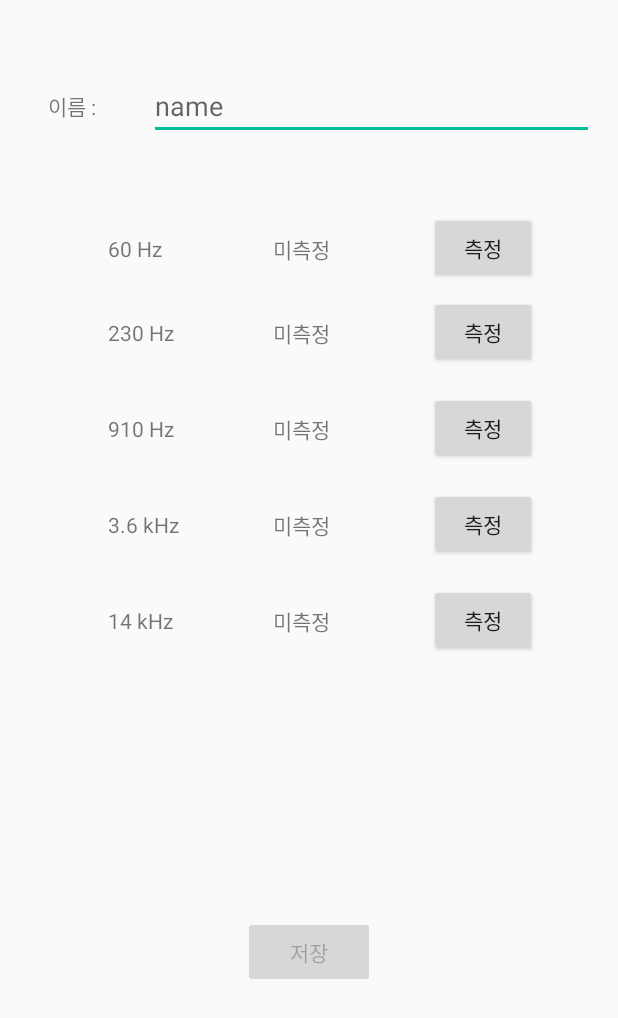
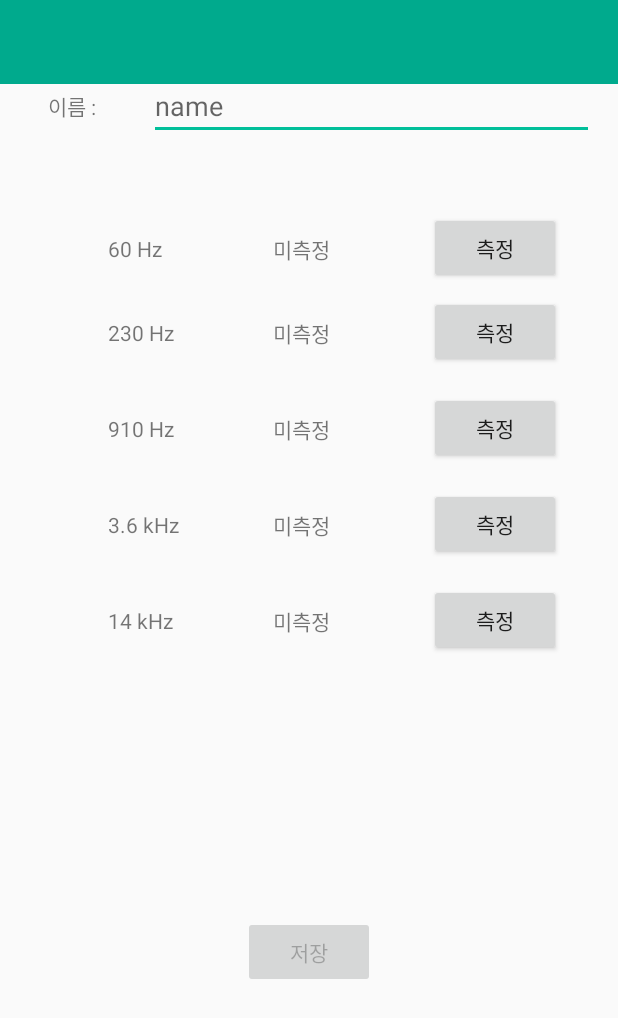
Before and after one commit to HyOsori/Equalizer, an Android app: the SubActivity screen opened directly, with no data from a screen before it, on a phone screen of 412 x 824 dp. Shown: the top 1018 px of the screen. Run offline under Robolectric (Android 15) with nearby library versions, the phone set to English and light mode, and no system bars.

Commit message:
add toolbar in sub activity

```diff
--- a/UX_UI/app/src/main/res/layout/activity_sub.xml
+++ b/UX_UI/app/src/main/res/layout/activity_sub.xml
@@ -7,6 +7,28 @@
     tools:context="com.uxui.equalizer.hyosori.ux_ui.SubActivity"
     tools:layout_editor_absoluteY="81dp"
     tools:layout_editor_absoluteX="0dp">
+
+    <android.support.constraint.ConstraintLayout
+        android:layout_width="0dp"
+        android:minHeight="?attr/actionBarSize"
+        android:layout_height="56dp"
+        android:id="@+id/toolbarLayout"
+        android:background="@color/colorPrimary"
+        app:layout_constraintTop_toTopOf="parent"
+        app:layout_constraintRight_toRightOf="parent"
+        app:layout_constraintLeft_toLeftOf="parent"
+        app:layout_constraintHorizontal_bias="0.0">
+
+    </android.support.constraint.ConstraintLayout>
+
+    <android.support.constraint.ConstraintLayout
+        android:layout_width="0dp"
+        android:layout_height="0dp"
+        android:id="@+id/c_layout_wrapper_content"
+        app:layout_constraintBottom_toBottomOf="parent"
+        app:layout_constraintTop_toTopOf="@+id/toolbarLayout"
+        app:layout_constraintRight_toRightOf="parent"
+        app:layout_constraintLeft_toLeftOf="parent">
 
         <android.support.constraint.ConstraintLayout
             android:layout_width="0dp"
@@ -80,7 +102,6 @@
                     android:layout_width="wrap_content"
                     android:layout_height="0dp"
                     android:layout_marginBottom="8dp"
-                android:layout_marginLeft="0dp"
                     android:layout_marginTop="8dp"
                     app:layout_constraintBottom_toBottomOf="parent"
                     app:layout_constraintLeft_toLeftOf="parent"
@@ -93,7 +114,6 @@
                         android:layout_height="wrap_content"
                         android:layout_marginBottom="8dp"
                         android:layout_marginLeft="56dp"
-                    android:layout_marginRight="0dp"
                         android:layout_marginTop="8dp"
                         android:text="미측정"
                         app:layout_constraintBottom_toBottomOf="parent"
@@ -101,7 +121,8 @@
                         app:layout_constraintLeft_toRightOf="@+id/textView1"
                         app:layout_constraintRight_toRightOf="parent"
                         app:layout_constraintTop_toTopOf="parent"
-                    app:layout_constraintVertical_bias="0.533" />
+                        app:layout_constraintVertical_bias="0.533"
+                        android:layout_marginStart="56dp" />
 
                     <TextView
                         android:id="@+id/textView1"
@@ -114,13 +135,14 @@
                         app:layout_constraintBottom_toBottomOf="parent"
                         app:layout_constraintLeft_toLeftOf="parent"
                         app:layout_constraintTop_toTopOf="parent"
-                    app:layout_constraintVertical_bias="0.533" />
+                        app:layout_constraintVertical_bias="0.533"
+                        android:layout_marginStart="72dp" />
                 </android.support.constraint.ConstraintLayout>
 
 
                 <Button
                     android:id="@+id/button_1"
-                android:layout_width="72dp"
+                    android:layout_width="88dp"
                     android:layout_height="wrap_content"
                     android:layout_marginBottom="8dp"
                     android:layout_marginLeft="64dp"
@@ -132,7 +154,9 @@
                     app:layout_constraintLeft_toRightOf="@+id/constraintLayout1"
                     app:layout_constraintRight_toRightOf="parent"
                     app:layout_constraintTop_toTopOf="parent"
-                app:layout_constraintVertical_bias="0.0" />
+                    app:layout_constraintVertical_bias="0.0"
+                    android:layout_marginStart="64dp"
+                    android:layout_marginEnd="64dp" />
 
 
             </android.support.constraint.ConstraintLayout>
@@ -145,7 +169,7 @@
                 app:layout_constraintHorizontal_bias="0.0"
                 app:layout_constraintLeft_toLeftOf="parent"
                 app:layout_constraintRight_toRightOf="parent"
-            app:layout_constraintTop_toTopOf="@+id/c_layout_wrapper_measure_frequency_gain">
+                app:layout_constraintTop_toTopOf="parent">
 
 
                 <android.support.constraint.ConstraintLayout
@@ -153,7 +177,6 @@
                     android:layout_width="wrap_content"
                     android:layout_height="0dp"
                     android:layout_marginBottom="8dp"
-                android:layout_marginLeft="0dp"
                     android:layout_marginTop="8dp"
                     app:layout_constraintBottom_toBottomOf="parent"
                     app:layout_constraintLeft_toLeftOf="parent"
@@ -166,7 +189,6 @@
                         android:layout_height="wrap_content"
                         android:layout_marginBottom="8dp"
                         android:layout_marginLeft="56dp"
-                    android:layout_marginRight="0dp"
                         android:layout_marginTop="8dp"
                         android:text="미측정"
                         app:layout_constraintBottom_toBottomOf="parent"
@@ -174,7 +196,8 @@
                         app:layout_constraintLeft_toRightOf="@+id/textView2"
                         app:layout_constraintRight_toRightOf="parent"
                         app:layout_constraintTop_toTopOf="parent"
-                    app:layout_constraintVertical_bias="0.533" />
+                        app:layout_constraintVertical_bias="0.533"
+                        android:layout_marginStart="56dp" />
 
                     <TextView
                         android:id="@+id/textView2"
@@ -187,13 +210,14 @@
                         app:layout_constraintBottom_toBottomOf="parent"
                         app:layout_constraintLeft_toLeftOf="parent"
                         app:layout_constraintTop_toTopOf="parent"
-                    app:layout_constraintVertical_bias="0.533" />
+                        app:layout_constraintVertical_bias="0.533"
+                        android:layout_marginStart="72dp" />
                 </android.support.constraint.ConstraintLayout>
 
 
                 <Button
                     android:id="@+id/button_2"
-                android:layout_width="72dp"
+                    android:layout_width="88dp"
                     android:layout_height="wrap_content"
                     android:layout_marginBottom="8dp"
                     android:layout_marginLeft="64dp"
@@ -205,7 +229,9 @@
                     app:layout_constraintLeft_toRightOf="@+id/constraintLayout2"
                     app:layout_constraintRight_toRightOf="parent"
                     app:layout_constraintTop_toTopOf="parent"
-                app:layout_constraintVertical_bias="0.0" />
+                    app:layout_constraintVertical_bias="0.0"
+                    android:layout_marginStart="64dp"
+                    android:layout_marginEnd="64dp" />
 
 
             </android.support.constraint.ConstraintLayout>
@@ -228,7 +254,6 @@
                     android:layout_width="wrap_content"
                     android:layout_height="0dp"
                     android:layout_marginBottom="8dp"
-                android:layout_marginLeft="0dp"
                     android:layout_marginTop="8dp"
                     app:layout_constraintBottom_toBottomOf="parent"
                     app:layout_constraintLeft_toLeftOf="parent"
@@ -241,7 +266,6 @@
                         android:layout_height="wrap_content"
                         android:layout_marginBottom="8dp"
                         android:layout_marginLeft="56dp"
-                    android:layout_marginRight="0dp"
                         android:layout_marginTop="8dp"
                         android:text="미측정"
                         app:layout_constraintBottom_toBottomOf="parent"
@@ -249,7 +273,8 @@
                         app:layout_constraintLeft_toRightOf="@+id/textView3"
                         app:layout_constraintRight_toRightOf="parent"
                         app:layout_constraintTop_toTopOf="parent"
-                    app:layout_constraintVertical_bias="0.533" />
+                        app:layout_constraintVertical_bias="0.533"
+                        android:layout_marginStart="56dp" />
 
                     <TextView
                         android:id="@+id/textView3"
@@ -262,13 +287,14 @@
                         app:layout_constraintBottom_toBottomOf="parent"
                         app:layout_constraintLeft_toLeftOf="parent"
                         app:layout_constraintTop_toTopOf="parent"
-                    app:layout_constraintVertical_bias="0.533" />
+                        app:layout_constraintVertical_bias="0.52"
+                        android:layout_marginStart="72dp" />
                 </android.support.constraint.ConstraintLayout>
 
 
                 <Button
                     android:id="@+id/button_3"
-                android:layout_width="72dp"
+                    android:layout_width="88dp"
                     android:layout_height="wrap_content"
                     android:layout_marginBottom="8dp"
                     android:layout_marginLeft="64dp"
@@ -280,7 +306,9 @@
                     app:layout_constraintLeft_toRightOf="@+id/constraintLayout3"
                     app:layout_constraintRight_toRightOf="parent"
                     app:layout_constraintTop_toTopOf="parent"
-                app:layout_constraintVertical_bias="0.0" />
+                    app:layout_constraintVertical_bias="0.0"
+                    android:layout_marginStart="64dp"
+                    android:layout_marginEnd="64dp" />
 
 
             </android.support.constraint.ConstraintLayout>
@@ -301,7 +329,6 @@
                     android:layout_width="wrap_content"
                     android:layout_height="0dp"
                     android:layout_marginBottom="8dp"
-                android:layout_marginLeft="0dp"
                     android:layout_marginTop="8dp"
                     app:layout_constraintBottom_toBottomOf="parent"
                     app:layout_constraintLeft_toLeftOf="parent"
@@ -314,7 +341,6 @@
                         android:layout_height="wrap_content"
                         android:layout_marginBottom="8dp"
                         android:layout_marginLeft="56dp"
-                    android:layout_marginRight="0dp"
                         android:layout_marginTop="8dp"
                         android:text="미측정"
                         app:layout_constraintBottom_toBottomOf="parent"
@@ -322,7 +348,8 @@
                         app:layout_constraintLeft_toRightOf="@+id/textView4"
                         app:layout_constraintRight_toRightOf="parent"
                         app:layout_constraintTop_toTopOf="parent"
-                    app:layout_constraintVertical_bias="0.533" />
+                        app:layout_constraintVertical_bias="0.533"
+                        android:layout_marginStart="56dp" />
 
                     <TextView
                         android:id="@+id/textView4"
@@ -335,13 +362,14 @@
                         app:layout_constraintBottom_toBottomOf="parent"
                         app:layout_constraintLeft_toLeftOf="parent"
                         app:layout_constraintTop_toTopOf="parent"
-                    app:layout_constraintVertical_bias="0.533" />
+                        app:layout_constraintVertical_bias="0.533"
+                        android:layout_marginStart="72dp" />
                 </android.support.constraint.ConstraintLayout>
 
 
                 <Button
                     android:id="@+id/button_4"
-                android:layout_width="72dp"
+                    android:layout_width="88dp"
                     android:layout_height="wrap_content"
                     android:layout_marginBottom="8dp"
                     android:layout_marginLeft="64dp"
@@ -353,7 +381,9 @@
                     app:layout_constraintLeft_toRightOf="@+id/constraintLayout4"
                     app:layout_constraintRight_toRightOf="parent"
                     app:layout_constraintTop_toTopOf="parent"
-                app:layout_constraintVertical_bias="0.0" />
+                    app:layout_constraintVertical_bias="0.0"
+                    android:layout_marginStart="64dp"
+                    android:layout_marginEnd="64dp" />
 
 
             </android.support.constraint.ConstraintLayout>
@@ -374,7 +404,6 @@
                     android:layout_width="wrap_content"
                     android:layout_height="0dp"
                     android:layout_marginBottom="8dp"
-                android:layout_marginLeft="0dp"
                     android:layout_marginTop="8dp"
                     app:layout_constraintBottom_toBottomOf="parent"
                     app:layout_constraintLeft_toLeftOf="parent"
@@ -387,7 +416,6 @@
                         android:layout_height="wrap_content"
                         android:layout_marginBottom="8dp"
                         android:layout_marginLeft="56dp"
-                    android:layout_marginRight="0dp"
                         android:layout_marginTop="8dp"
                         android:text="미측정"
                         app:layout_constraintBottom_toBottomOf="parent"
@@ -395,7 +423,8 @@
                         app:layout_constraintLeft_toRightOf="@+id/textView5"
                         app:layout_constraintRight_toRightOf="parent"
                         app:layout_constraintTop_toTopOf="parent"
-                    app:layout_constraintVertical_bias="0.533" />
+                        app:layout_constraintVertical_bias="0.533"
+                        android:layout_marginStart="56dp" />
 
                     <TextView
                         android:id="@+id/textView5"
@@ -408,13 +437,14 @@
                         app:layout_constraintBottom_toBottomOf="parent"
                         app:layout_constraintLeft_toLeftOf="parent"
                         app:layout_constraintTop_toTopOf="parent"
-                    app:layout_constraintVertical_bias="0.533" />
+                        app:layout_constraintVertical_bias="0.533"
+                        android:layout_marginStart="72dp" />
                 </android.support.constraint.ConstraintLayout>
 
 
                 <Button
                     android:id="@+id/button_5"
-                android:layout_width="72dp"
+                    android:layout_width="88dp"
                     android:layout_height="wrap_content"
                     android:layout_marginBottom="8dp"
                     android:layout_marginLeft="64dp"
@@ -426,7 +456,9 @@
                     app:layout_constraintLeft_toRightOf="@+id/constraintLayout5"
                     app:layout_constraintRight_toRightOf="parent"
                     app:layout_constraintTop_toTopOf="parent"
-                app:layout_constraintVertical_bias="0.0" />
+                    app:layout_constraintVertical_bias="0.0"
+                    android:layout_marginStart="64dp"
+                    android:layout_marginEnd="64dp" />
 
 
             </android.support.constraint.ConstraintLayout>
@@ -448,5 +480,6 @@
             app:layout_constraintTop_toBottomOf="@+id/c_layout_wrapper_measure_frequency_gain"
             android:layout_marginStart="8dp"
             android:layout_marginEnd="8dp" />
+    </android.support.constraint.ConstraintLayout>
 
 </android.support.constraint.ConstraintLayout>
```
Lines whose indentation alone changed are shown as unchanged.
